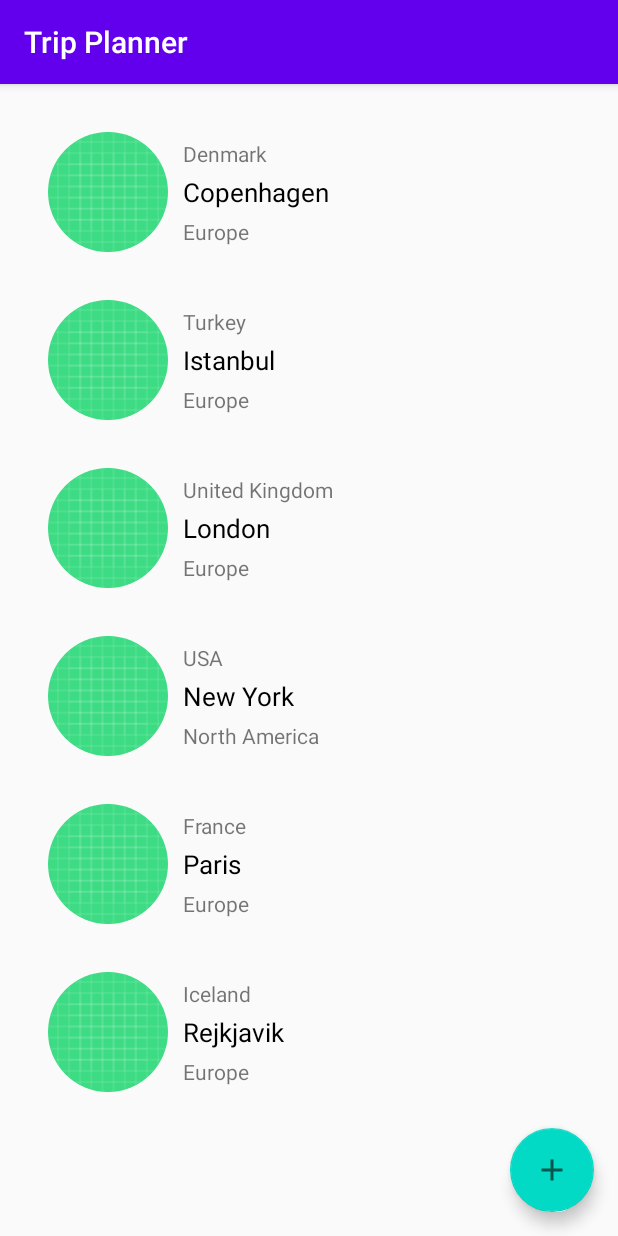
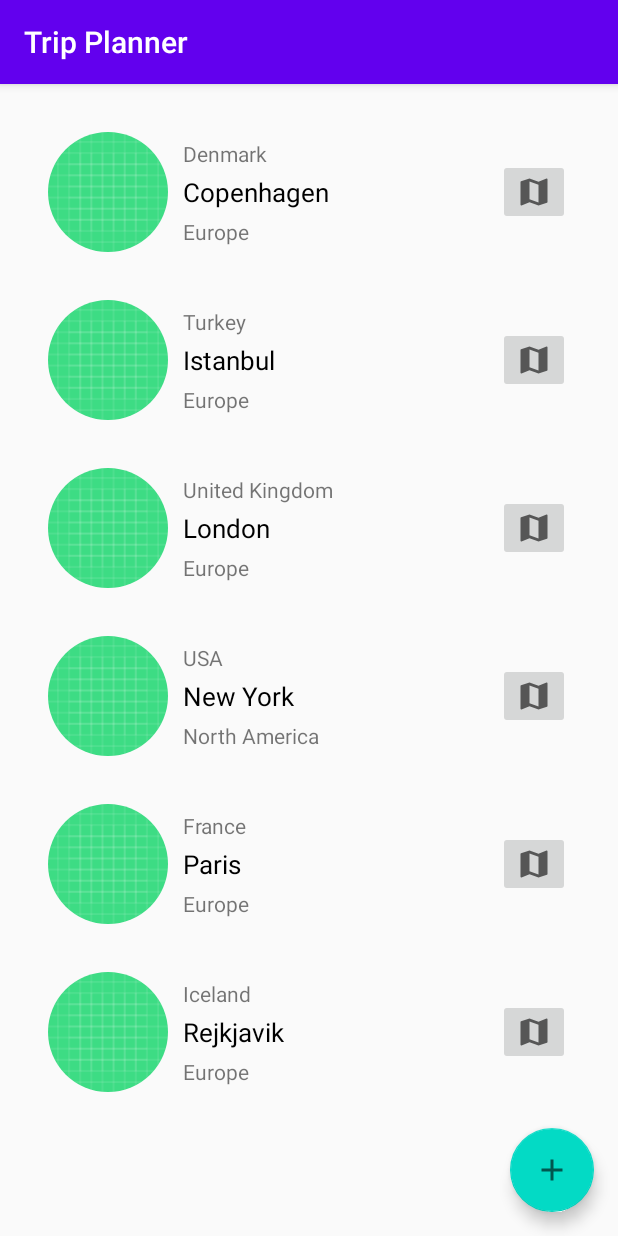
Before and after one commit to kiglarka/trip_planner, an Android app: the screen it shows after launch (MainActivity), on a phone screen of 412 x 824 dp. Run offline under Robolectric (Android 15) with nearby library versions, the phone set to English and light mode, and no system bars; our stand-ins replace CircleImageView, Room's generated code; pictures from the network do not load.

Commit message:
extracted methods from MainActivity OnCreate

```diff
--- a/TripPlanner/app/src/main/java/com/codecool/tripplanner/MainActivity.java
+++ b/TripPlanner/app/src/main/java/com/codecool/tripplanner/MainActivity.java
@@ -8,7 +8,9 @@
 import androidx.recyclerview.widget.RecyclerView;
 
 import android.content.Intent;
+import android.net.Uri;
 import android.os.Bundle;
+import android.util.Log;
 import android.view.View;
 import android.widget.TextView;
 import android.widget.Toast;
@@ -22,27 +24,30 @@
 public class MainActivity extends AppCompatActivity {
 
     private TripViewModel tripViewModel;
-
+    private RecyclerView recyclerView;
 
     public static final int NEW_WORD_ACTIVITY_REQUEST_CODE = 1;
-
-
 
     @Override
     protected void onCreate(Bundle savedInstanceState) {
         super.onCreate(savedInstanceState);
         setContentView(R.layout.activity_main);
 
-        RecyclerView recyclerView = findViewById(R.id.recyclerview);
+        recyclerView = findViewById(R.id.recyclerview);
         final RecyclerViewAdapter adapter = new RecyclerViewAdapter(this);
         recyclerView.setAdapter(adapter);
         recyclerView.setLayoutManager(new LinearLayoutManager(this));
 
+        loadTripsToAdapter(adapter);
+        addClickListenerToFloatingButton();
+
+    }
+
+    private void loadTripsToAdapter(RecyclerViewAdapter adapter) {
         tripViewModel = new ViewModelProvider(this).get(TripViewModel.class);
         tripViewModel.getAllTrips().observe(this, new Observer<List<Trip>>() {
             @Override
             public void onChanged(@Nullable final List<Trip> trips) {
-
                 findViewById(R.id.loadingPanel).setVisibility(View.GONE);
                 TextView status_message = findViewById(R.id.status_message);
                 try {
@@ -50,15 +55,16 @@
                 } catch (InterruptedException e) {
                     e.printStackTrace();
                 }
-                if (trips.size()==0) status_message.setText(R.string.no_trips);
+                if (trips.size() == 0) status_message.setText(R.string.no_trips);
                 else {
                     status_message.setVisibility(View.GONE);
-
                     adapter.setWords(trips);
                 }
             }
         });
+    }
 
+    private void addClickListenerToFloatingButton() {
         FloatingActionButton fab = findViewById(R.id.fab);
         fab.setOnClickListener(new View.OnClickListener() {
             @Override
@@ -67,7 +73,6 @@
                 startActivityForResult(intent, NEW_WORD_ACTIVITY_REQUEST_CODE);
             }
         });
-
     }
 
 
@@ -75,7 +80,7 @@
         super.onActivityResult(requestCode, resultCode, data);
 
         if (requestCode == NEW_WORD_ACTIVITY_REQUEST_CODE && resultCode == RESULT_OK) {
-            Trip trip = new Trip(Objects.requireNonNull(data.getStringExtra(NewTripActivity.EXTRA_CITY)),data.getStringExtra(NewTripActivity.EXTRA_CONTINENT),data.getStringExtra(NewTripActivity.EXTRA_COUNTRY));
+            Trip trip = new Trip(Objects.requireNonNull(data.getStringExtra(NewTripActivity.EXTRA_CITY)), data.getStringExtra(NewTripActivity.EXTRA_CONTINENT), data.getStringExtra(NewTripActivity.EXTRA_COUNTRY));
             tripViewModel.insert(trip);
         } else {
             Toast.makeText(
@@ -84,7 +89,4 @@
                     Toast.LENGTH_LONG).show();
         }
     }
-
-
-
 }
--- a/TripPlanner/app/src/main/java/com/codecool/tripplanner/RecyclerViewAdapter.java
+++ b/TripPlanner/app/src/main/java/com/codecool/tripplanner/RecyclerViewAdapter.java
@@ -1,9 +1,11 @@
 package com.codecool.tripplanner;
 
 import android.content.Context;
+import android.net.Uri;
 import android.view.LayoutInflater;
 import android.view.View;
 import android.view.ViewGroup;
+import android.widget.ImageButton;
 import android.widget.TextView;
 
 import androidx.annotation.NonNull;
@@ -33,6 +35,7 @@
             cityView = itemView.findViewById(R.id.city);
             countryView = itemView.findViewById(R.id.country);
             continentView = itemView.findViewById(R.id.continent);
+
         }
     }
 
--- /dev/null
+++ b/TripPlanner/app/src/main/res/drawable/ic_baseline_map_24.xml
@@ -0,0 +1,10 @@
+<vector xmlns:android="http://schemas.android.com/apk/res/android"
+    android:width="24dp"
+    android:height="24dp"
+    android:viewportWidth="24"
+    android:viewportHeight="24"
+    android:tint="?attr/colorControlNormal">
+  <path
+      android:fillColor="@android:color/white"
+      android:pathData="M20.5,3l-0.16,0.03L15,5.1 9,3 3.36,4.9c-0.21,0.07 -0.36,0.25 -0.36,0.48V20.5c0,0.28 0.22,0.5 0.5,0.5l0.16,-0.03L9,18.9l6,2.1 5.64,-1.9c0.21,-0.07 0.36,-0.25 0.36,-0.48V3.5c0,-0.28 -0.22,-0.5 -0.5,-0.5zM15,19l-6,-2.11V5l6,2.11V19z"/>
+</vector>
--- a/TripPlanner/app/src/main/res/layout/layout_listitem.xml
+++ b/TripPlanner/app/src/main/res/layout/layout_listitem.xml
@@ -51,5 +51,15 @@
         app:layout_constraintStart_toStartOf="@+id/country"
         app:layout_constraintTop_toBottomOf="@+id/city" />
 
+    <ImageButton
+        android:id="@+id/openLocIcon"
+        android:layout_width="wrap_content"
+        android:layout_height="wrap_content"
+        app:layout_constraintBottom_toBottomOf="parent"
+        app:layout_constraintEnd_toEndOf="parent"
+        app:layout_constraintTop_toTopOf="parent"
+        app:srcCompat="@drawable/ic_baseline_map_24"
+        />
+
 
 </androidx.constraintlayout.widget.ConstraintLayout>
```
